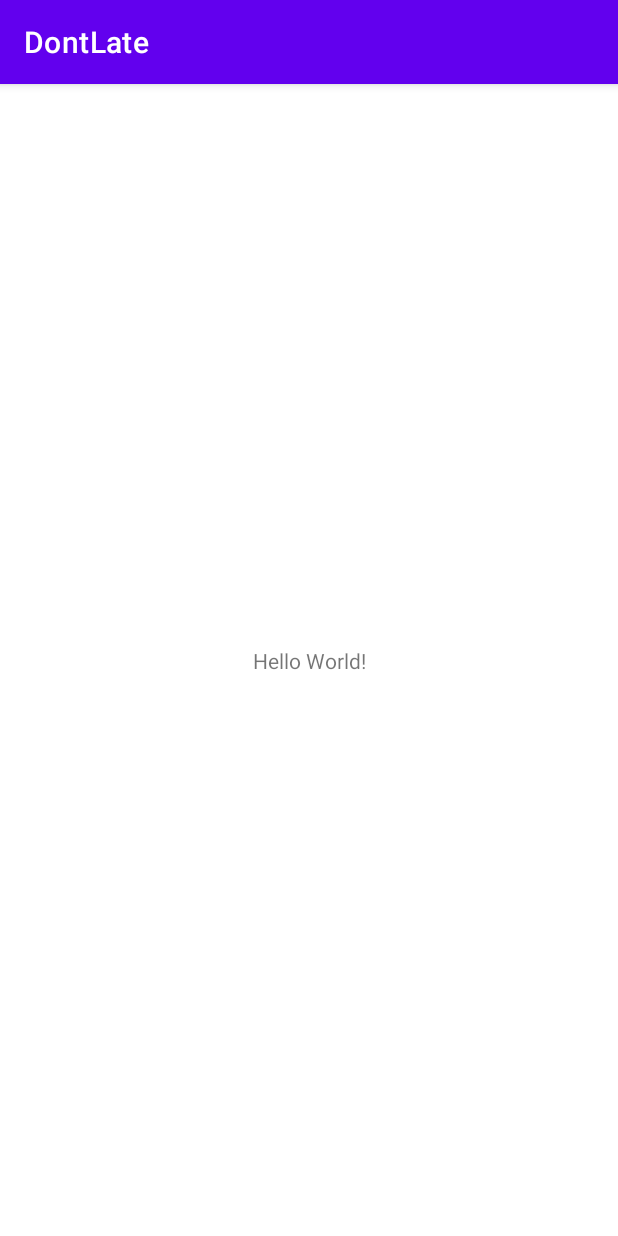
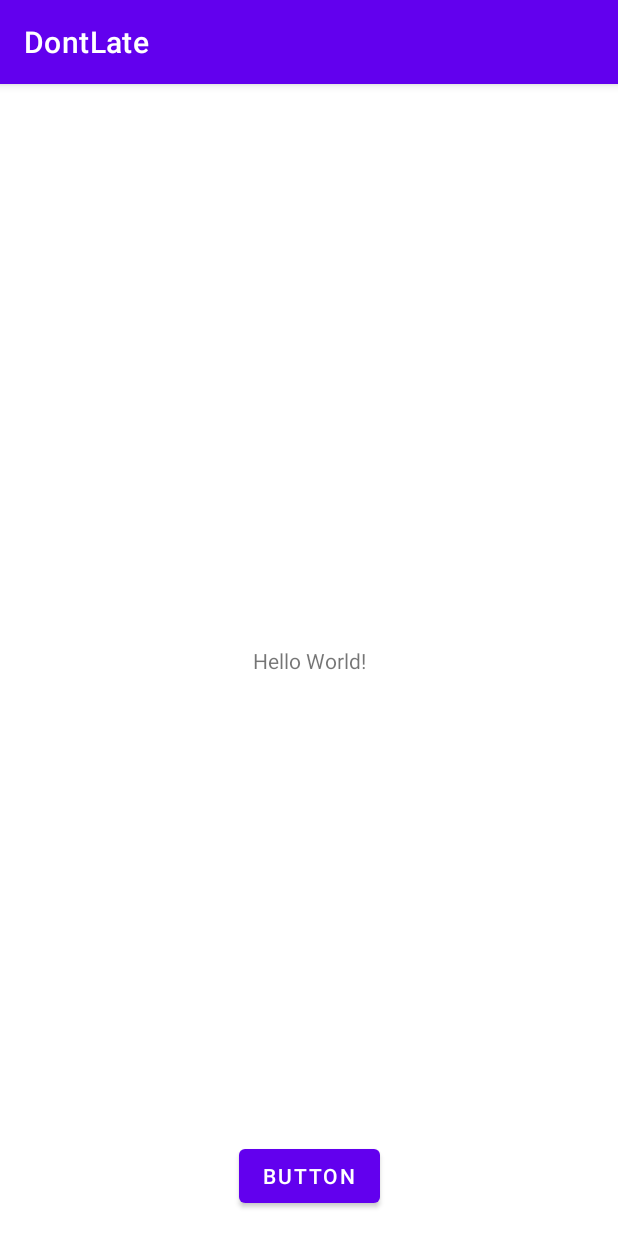
Before and after one commit to heehortus/DontLate, an Android app: the screen it shows after launch (MainActivity), on a phone screen of 412 x 824 dp. Run offline under Robolectric (Android 15) with nearby library versions, the phone set to English and light mode, and no system bars.

Commit message:
#1 Add Button

```diff
--- a/app/src/main/res/layout/activity_main.xml
+++ b/app/src/main/res/layout/activity_main.xml
@@ -15,4 +15,14 @@
         app:layout_constraintStart_toStartOf="parent"
         app:layout_constraintTop_toTopOf="parent" />
 
+    <Button
+        android:id="@+id/button"
+        android:layout_width="wrap_content"
+        android:layout_height="wrap_content"
+        android:layout_marginBottom="16dp"
+        android:text="Button"
+        app:layout_constraintBottom_toBottomOf="parent"
+        app:layout_constraintEnd_toEndOf="parent"
+        app:layout_constraintStart_toStartOf="parent" />
+
 </androidx.constraintlayout.widget.ConstraintLayout>
```
